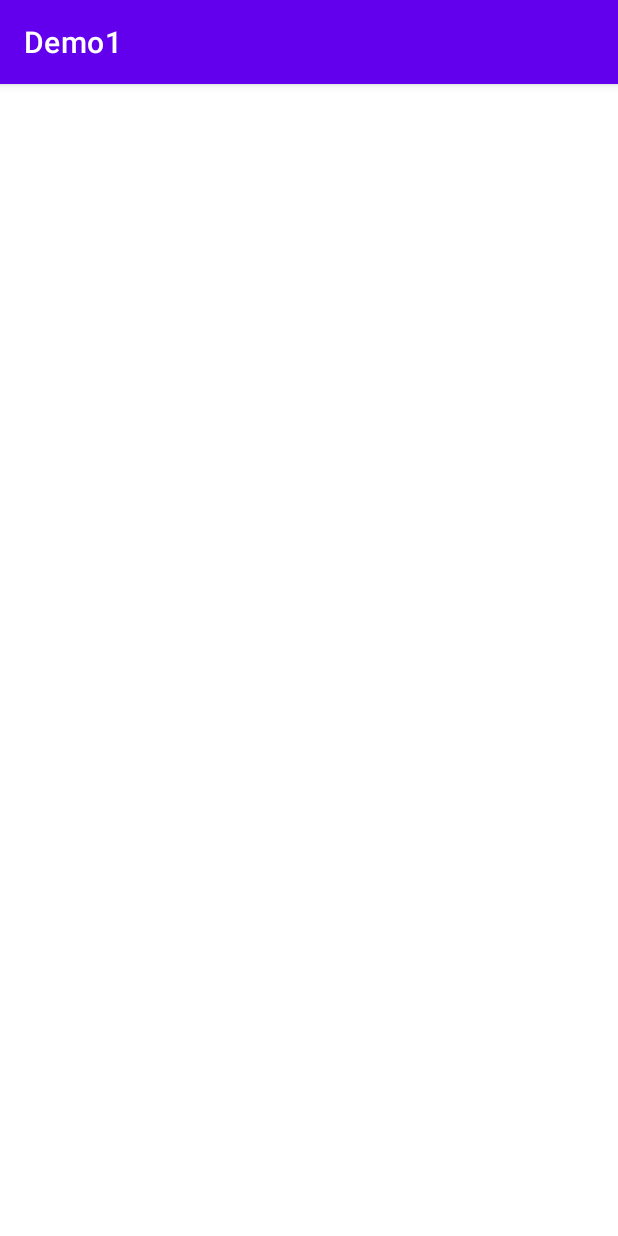
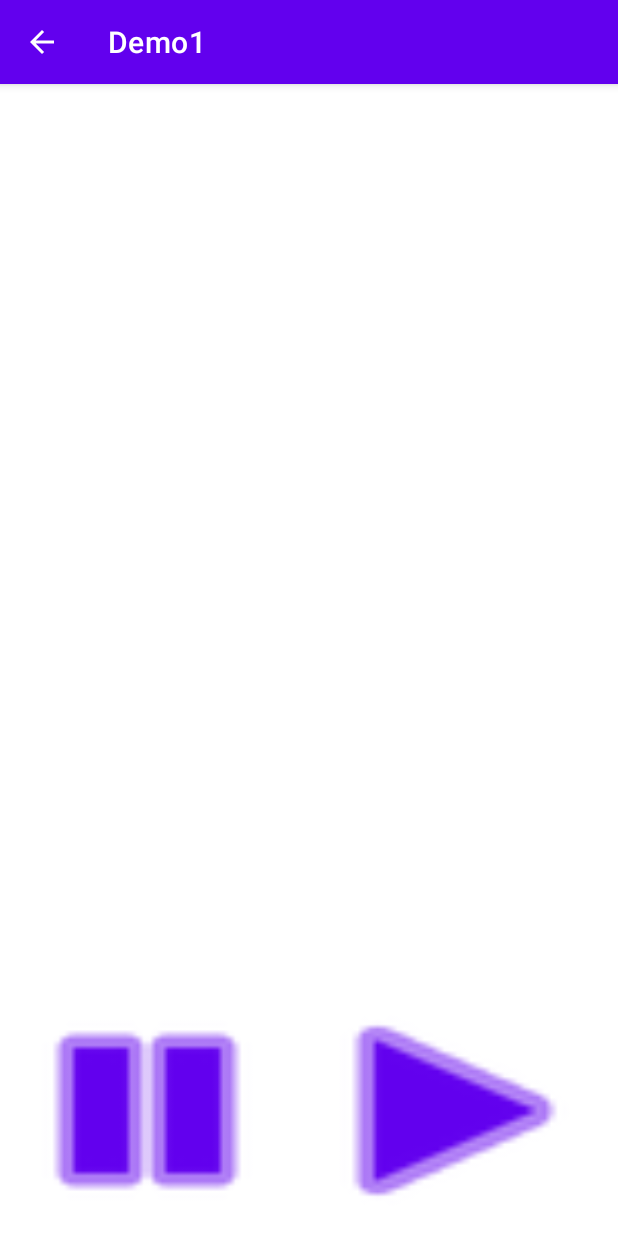
Before and after one commit to thiennp94/SeMediCure, an Android app: the MusicPlayer screen opened directly, with no data from a screen before it, on a phone screen of 412 x 824 dp. Run offline under Robolectric (Android 15) with nearby library versions, the phone set to English and light mode, and no system bars.

Commit message:
added music player

```diff
--- a/experiments/jatorres/demo1/app/src/main/AndroidManifest.xml
+++ b/experiments/jatorres/demo1/app/src/main/AndroidManifest.xml
@@ -9,7 +9,9 @@
         android:roundIcon="@mipmap/ic_launcher_round"
         android:supportsRtl="true"
         android:theme="@style/Theme.Demo1">
-        <activity android:name=".MusicPlayer"></activity>
+        <activity
+            android:name=".MusicPlayer"
+            android:parentActivityName=".MainActivity"></activity>
         <activity
             android:name=".DisplayMessageActivity"
             android:parentActivityName=".MainActivity" />
--- a/experiments/jatorres/demo1/app/src/main/java/com/example/demo1/MusicPlayer.java
+++ b/experiments/jatorres/demo1/app/src/main/java/com/example/demo1/MusicPlayer.java
@@ -2,13 +2,26 @@ package com.example.demo1;
 
 import androidx.appcompat.app.AppCompatActivity;
 
+import android.media.MediaPlayer;
 import android.os.Bundle;
+import android.view.View;
+import android.widget.TextView;
 
 public class MusicPlayer extends AppCompatActivity {
+
+    MediaPlayer music;
 
     @Override
     protected void onCreate(Bundle savedInstanceState) {
         super.onCreate(savedInstanceState);
         setContentView(R.layout.activity_music_player);
+
+        music = MediaPlayer.create(this, R.raw.circles);
+    }
+    public void playMusic(View view) {
+        music.start();
+    }
+    public void pauseMusic(View view) {
+        music.pause();
     }
 }
--- a/experiments/jatorres/demo1/app/src/main/res/layout/activity_music_player.xml
+++ b/experiments/jatorres/demo1/app/src/main/res/layout/activity_music_player.xml
@@ -6,4 +6,29 @@
     android:layout_height="match_parent"
     tools:context=".MusicPlayer">
 
+    <LinearLayout
+        android:id="@+id/linearLayout"
+        android:layout_width="410dp"
+        android:layout_height="167dp"
+        android:orientation="horizontal"
+        app:layout_constraintBottom_toBottomOf="parent"
+        tools:layout_editor_absoluteX="0dp">
+
+        <Button
+            android:id="@+id/button2"
+            android:layout_width="wrap_content"
+            android:layout_height="match_parent"
+            android:layout_weight="1"
+            android:background="@android:drawable/ic_media_pause"
+            android:onClick="pauseMusic" />
+
+        <Button
+            android:id="@+id/button3"
+            android:layout_width="105dp"
+            android:layout_height="match_parent"
+            android:layout_weight="1"
+            android:background="@android:drawable/ic_media_play"
+            android:onClick="playMusic" />
+    </LinearLayout>
+
 </androidx.constraintlayout.widget.ConstraintLayout>
```
Also changed, not shown: experiments/jatorres/demo1/app/src/main/java/com/example/demo1/MainActivity.java (+6 -1 lines), experiments/jatorres/demo1/app/src/main/res/layout/activity_main.xml (+11 -0 lines), 1 other file.
